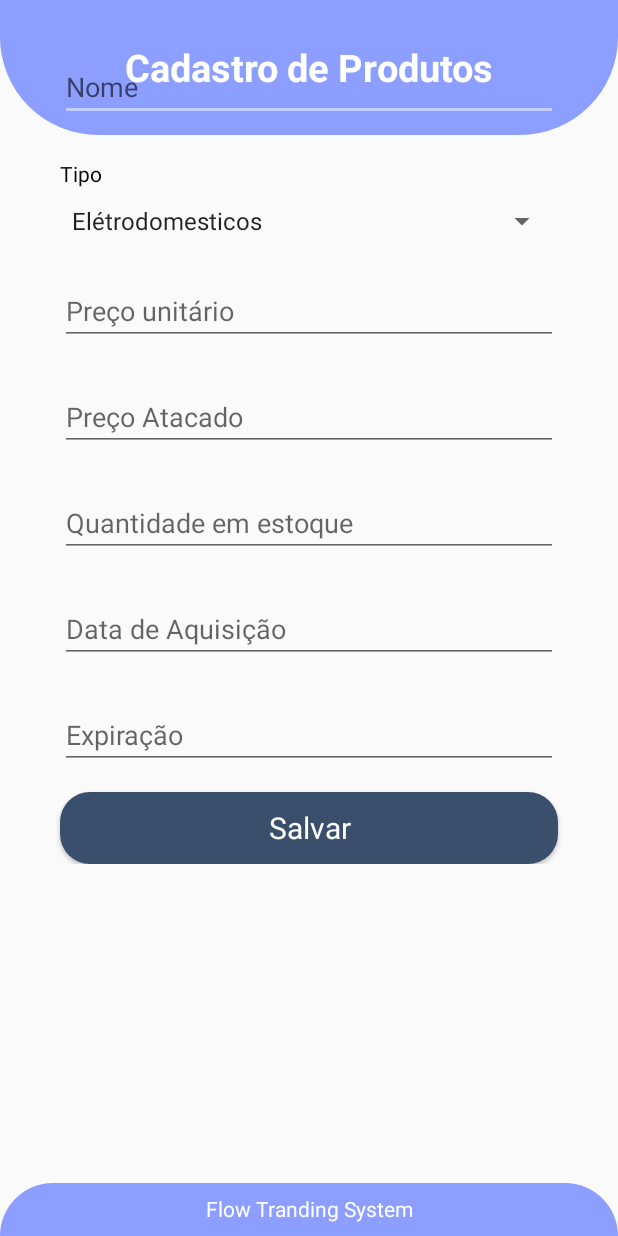
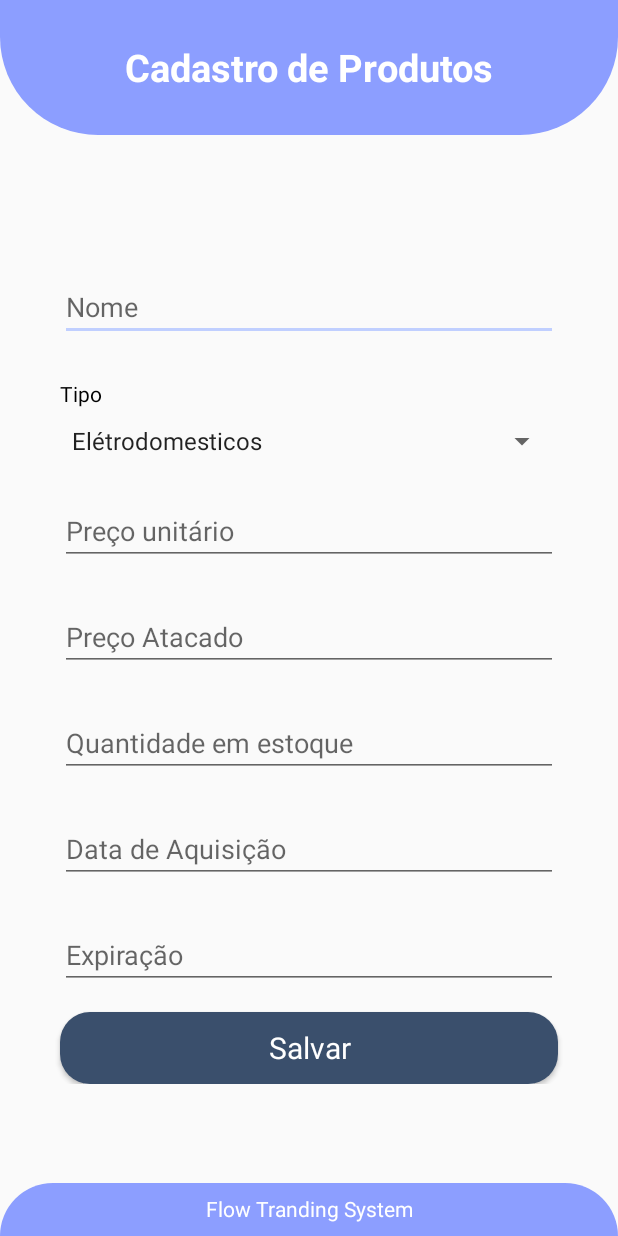
Before and after one commit to lorranasantos/Flow-Trading-System-App, an Android app: the AddNewProductActivity screen opened directly, with no data from a screen before it, on a phone screen of 412 x 824 dp. Run offline under Robolectric (Android 15) with nearby library versions, the phone set to English and light mode, and no system bars.

Commit message:
scrollview em 'add_products'

```diff
--- a/app/src/main/res/layout/add_products.xml
+++ b/app/src/main/res/layout/add_products.xml
@@ -5,7 +5,7 @@
     xmlns:app="http://schemas.android.com/apk/res-auto">
 
     <LinearLayout
-        android:id="@+id/manager_register_title"
+        android:id="@+id/add_products_title"
         android:layout_width="match_parent"
         android:layout_height="90dp"
         android:background="@drawable/rounded_bottom"
@@ -23,148 +23,158 @@
 
     <ScrollView
         android:id="@+id/scroll_products"
-        app:layout_constraintTop_toBottomOf="@+id/manager_register_title"
+        android:layout_width="match_parent"
+        android:layout_height="wrap_content"
+        android:paddingTop="60dp"
+        android:paddingBottom="70dp"
+        app:layout_constraintBottom_toTopOf="@+id/bottom_linear_layout"
         app:layout_constraintStart_toStartOf="parent"
-        app:layout_constraintBottom_toTopOf="@id/bottom_linear_layaout"
+        app:layout_constraintTop_toBottomOf="@+id/add_products_title">
+
+        <androidx.constraintlayout.widget.ConstraintLayout
             android:layout_width="match_parent"
-        android:layout_height="match_parent">
+            android:layout_height="wrap_content">
 
             <LinearLayout
                 android:layout_width="match_parent"
                 android:layout_height="wrap_content"
-            android:orientation="vertical">
+                android:orientation="vertical"
+                app:layout_constraintTop_toTopOf="parent"
+                app:layout_constraintEnd_toEndOf="parent">
 
                 <EditText
                     android:id="@+id/add_products_name"
                     android:layout_width="match_parent"
                     android:layout_height="wrap_content"
+                    android:layout_marginLeft="40dp"
                     android:layout_marginTop="35dp"
                     android:layout_marginRight="40dp"
-        android:layout_marginLeft="40dp"
+                    android:hint="@string/nome"
                     android:inputType="textCapWords"
-        android:hint="@string/nome"
 
-        app:layout_constraintTop_toBottomOf="@+id/manager_register_title"
+                    app:layout_constraintEnd_toEndOf="parent"
                     app:layout_constraintStart_toStartOf="parent"
-        app:layout_constraintEnd_toEndOf="parent"/>
+                    app:layout_constraintTop_toBottomOf="@+id/manager_register_title" />
 
 
                 <TextView
                     android:id="@+id/add_products_type_title"
+                    style="@style/hintInputAppearence"
                     android:layout_width="wrap_content"
                     android:layout_height="wrap_content"
+                    android:layout_marginLeft="40dp"
                     android:layout_marginTop="25dp"
                     android:text="@string/type"
-        style="@style/hintInputAppearence"
-        android:layout_marginLeft="40dp"
 
-        app:layout_constraintTop_toBottomOf="@+id/add_products_name"
-        app:layout_constraintStart_toStartOf="parent"/>
+                    app:layout_constraintStart_toStartOf="parent"
+                    app:layout_constraintTop_toBottomOf="@+id/add_products_name" />
 
                 <Spinner
                     android:id="@+id/add_products_type"
                     android:layout_width="match_parent"
                     android:layout_height="wrap_content"
+                    android:layout_marginLeft="40dp"
                     android:layout_marginTop="10dp"
                     android:layout_marginRight="40dp"
-        android:layout_marginLeft="40dp"
+                    android:entries="@array/products_type"
+                    android:hint="@string/type"
                     android:inputType="number"
-        android:hint="@string/type"
-        android:entries="@array/products_type"
 
-        app:layout_constraintTop_toBottomOf="@+id/add_products_type_title"
+                    app:layout_constraintEnd_toEndOf="parent"
                     app:layout_constraintStart_toStartOf="parent"
-        app:layout_constraintEnd_toEndOf="parent"/>
+                    app:layout_constraintTop_toBottomOf="@+id/add_products_type_title" />
 
                 <EditText
                     android:id="@+id/add_products_un_price"
                     android:layout_width="match_parent"
                     android:layout_height="wrap_content"
+                    android:layout_marginLeft="40dp"
                     android:layout_marginTop="25dp"
                     android:layout_marginRight="40dp"
-        android:layout_marginLeft="40dp"
+                    android:hint="@string/price_un"
                     android:inputType="number"
-        android:hint="@string/price_un"
 
-        app:layout_constraintTop_toBottomOf="@+id/add_products_type"
+                    app:layout_constraintEnd_toEndOf="parent"
                     app:layout_constraintStart_toStartOf="parent"
-        app:layout_constraintEnd_toEndOf="parent"/>
+                    app:layout_constraintTop_toBottomOf="@+id/add_products_type" />
 
                 <EditText
                     android:id="@+id/add_products_box_price"
                     android:layout_width="match_parent"
                     android:layout_height="wrap_content"
+                    android:layout_marginLeft="40dp"
                     android:layout_marginTop="25dp"
                     android:layout_marginRight="40dp"
-        android:layout_marginLeft="40dp"
+                    android:hint="@string/price_all"
                     android:inputType="number"
-        android:hint="@string/price_all"
 
-        app:layout_constraintTop_toBottomOf="@+id/add_products_un_price"
+                    app:layout_constraintEnd_toEndOf="parent"
                     app:layout_constraintStart_toStartOf="parent"
-        app:layout_constraintEnd_toEndOf="parent"/>
+                    app:layout_constraintTop_toBottomOf="@+id/add_products_un_price" />
 
                 <EditText
                     android:id="@+id/add_products_quantity"
                     android:layout_width="match_parent"
                     android:layout_height="wrap_content"
+                    android:layout_marginLeft="40dp"
                     android:layout_marginTop="25dp"
                     android:layout_marginRight="40dp"
-        android:layout_marginLeft="40dp"
+                    android:hint="@string/amount_in_inventory"
                     android:inputType="number"
-        android:hint="@string/amount_in_inventory"
 
-        app:layout_constraintTop_toBottomOf="@+id/add_products_box_price"
+                    app:layout_constraintEnd_toEndOf="parent"
                     app:layout_constraintStart_toStartOf="parent"
-        app:layout_constraintEnd_toEndOf="parent"/>
+                    app:layout_constraintTop_toBottomOf="@+id/add_products_box_price" />
 
                 <EditText
                     android:id="@+id/add_products_acquisition_date"
                     android:layout_width="match_parent"
                     android:layout_height="wrap_content"
+                    android:layout_marginLeft="40dp"
                     android:layout_marginTop="25dp"
                     android:layout_marginRight="40dp"
-        android:layout_marginLeft="40dp"
+                    android:hint="@string/acquisition_date"
                     android:inputType="date"
-        android:hint="@string/acquisition_date"
 
-        app:layout_constraintTop_toBottomOf="@+id/add_products_quantity"
+                    app:layout_constraintEnd_toEndOf="parent"
                     app:layout_constraintStart_toStartOf="parent"
-        app:layout_constraintEnd_toEndOf="parent"/>
+                    app:layout_constraintTop_toBottomOf="@+id/add_products_quantity" />
 
                 <EditText
                     android:id="@+id/add_products_expiration_date"
                     android:layout_width="match_parent"
                     android:layout_height="wrap_content"
+                    android:layout_marginLeft="40dp"
                     android:layout_marginTop="25dp"
                     android:layout_marginRight="40dp"
-        android:layout_marginLeft="40dp"
+                    android:hint="@string/expiration_date"
                     android:inputType="datetime"
-        android:hint="@string/expiration_date"
 
-        app:layout_constraintTop_toBottomOf="@+id/add_products_acquisition_date"
+                    app:layout_constraintEnd_toEndOf="parent"
                     app:layout_constraintStart_toStartOf="parent"
-        app:layout_constraintEnd_toEndOf="parent"/>
+                    app:layout_constraintTop_toBottomOf="@+id/add_products_acquisition_date" />
 
                 <Button
                     android:id="@+id/employees_register_button"
                     android:layout_width="match_parent"
                     android:layout_height="wrap_content"
+                    android:layout_marginLeft="40dp"
                     android:layout_marginTop="15dp"
                     android:layout_marginRight="40dp"
-        android:layout_marginLeft="40dp"
                     android:background="@drawable/rounded_purple_button"
                     android:text="@string/save"
                     android:textAppearance="@style/buttonTextAppearence"
+                    app:layout_constraintEnd_toEndOf="parent"
                     app:layout_constraintStart_toStartOf="parent"
-        app:layout_constraintTop_toBottomOf="@id/add_products_expiration_date"
-        app:layout_constraintEnd_toEndOf="parent"/>
+                    app:layout_constraintTop_toBottomOf="@id/add_products_expiration_date" />
 
             </LinearLayout>
+        </androidx.constraintlayout.widget.ConstraintLayout>
+
     </ScrollView>
 
     <LinearLayout
-        android:id="@+id/bottom_linear_layaout"
+        android:id="@+id/bottom_linear_layout"
         android:layout_width="match_parent"
         android:layout_height="35dp"
         android:background="@drawable/rounded_top"
```
Also changed, not shown: app/src/main/res/layout/main_activity.xml (+30 -9 lines). Lines whose indentation alone changed are shown as unchanged.
